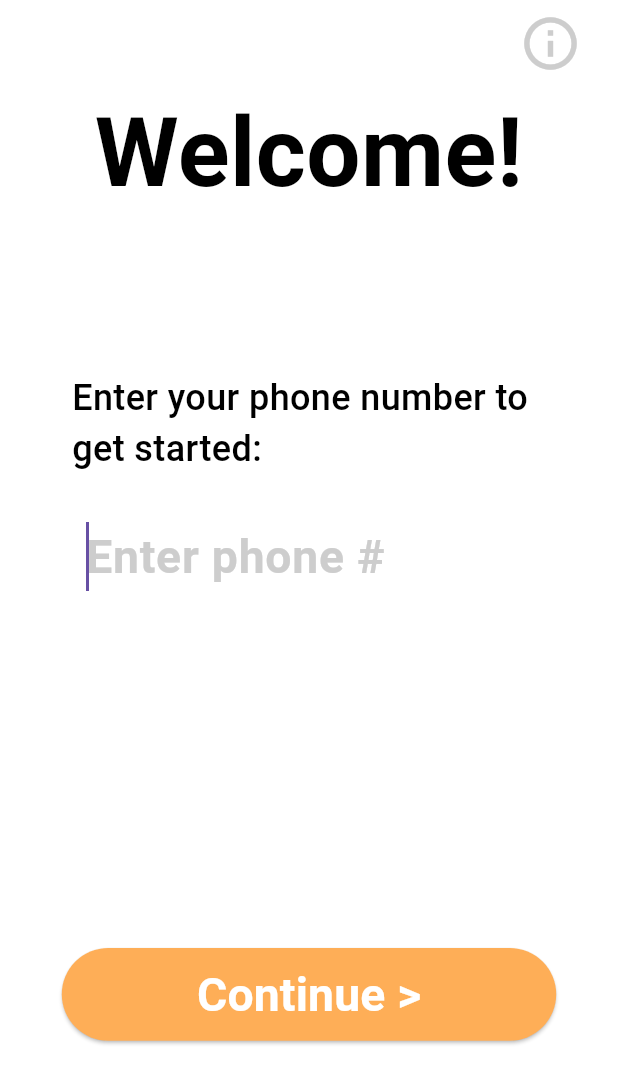
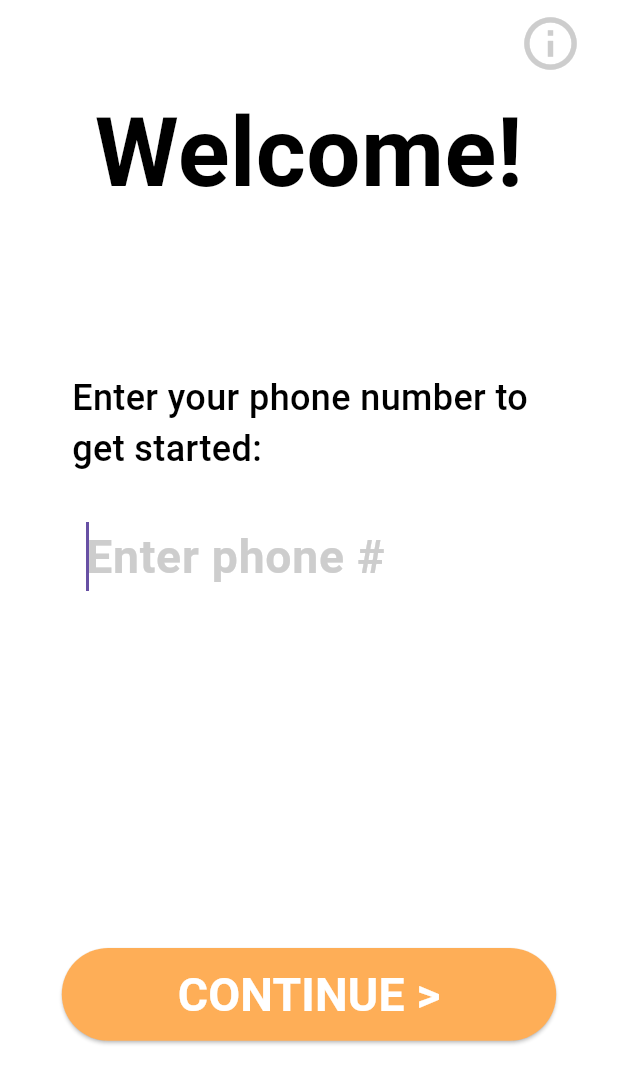
Before and after one commit to alden-sprackling/on_the_spot, a Flutter app: the screen it shows after launch, on a phone screen of 412 x 824 dp. Shown: the top 1084 px of the screen. Run offline on Flutter 3.47's test engine with Material 3 defaults, Android fonts, the phone set to English and light mode, and no system bars; our stand-ins replace google_fonts; Roboto replaces fonts that are missing (Grandstander).

Commit message:
Im good for now

```diff
--- a/lib/screens/auth_screen.dart
+++ b/lib/screens/auth_screen.dart
@@ -28,6 +28,7 @@ class AuthScreenState extends State<AuthScreen> {
         icon: Icon(Icons.arrow_back),
       ),
       actions: null,
+      messageBanners: appState.messageBanners,
       columnWidgets: [
         Expanded(
           flex: 1,
@@ -45,9 +46,10 @@ class AuthScreenState extends State<AuthScreen> {
         Expanded(
           flex: 1,
           child: Button(
-            text: "Continue >",
+            text: "CONTINUE >",
             onPressed: () {
               try {
+                Navigator.pushNamed(context, '/appearance'); // Navigate to the next screen
               } catch (e) {
                 appState.showMessage("$e", MessageType.error, showForLimitedTime: true);
               }
--- a/lib/screens/template_screen.dart
+++ b/lib/screens/template_screen.dart
@@ -35,7 +35,8 @@ class TemplateScreenState extends State<TemplateScreen> {
           );
         }).toList(),
       ),
-      body: Stack(
+      body: Center(
+        child: Stack(
           children: [
             GestureDetector(
               behavior: HitTestBehavior.opaque, // Ensures taps on empty space register
@@ -59,6 +60,7 @@ class TemplateScreenState extends State<TemplateScreen> {
             ),
           ],
         ),
+      ),
     );
   }
 }
--- a/lib/screens/welcome_screen.dart
+++ b/lib/screens/welcome_screen.dart
@@ -47,7 +47,7 @@ class WelcomeScreenState extends State<WelcomeScreen> {
         Expanded(
           flex: 1,
           child: Button(
-            text: "Continue >",
+            text: "CONTINUE >",
             onPressed: () {
               try {
                 Navigator.pushNamed(context, '/auth'); // Navigate to the next screen
--- a/lib/widgets/header.dart
+++ b/lib/widgets/header.dart
@@ -28,7 +28,9 @@ class Header extends StatelessWidget {
         ),
         if (subtext != null && subtext!.isNotEmpty) ...[
           SizedBox(height: 24), // Space between header and subtext
-          Text(
+          Padding(
+            padding: const EdgeInsets.only(right: 48, bottom: 24, left: 48),
+            child: Text(
               subtext!,
               style: GoogleFonts.grandstander(
                 fontSize: 24, // Subtext at 24px
@@ -37,6 +39,7 @@ class Header extends StatelessWidget {
               ),
               textAlign: TextAlign.left,
             ),
+          ),
         ],
       ],
     );
--- a/lib/widgets/input_field.dart
+++ b/lib/widgets/input_field.dart
@@ -7,12 +7,14 @@ class InputField extends StatelessWidget {
   final String hintText;
   final String? labelText;
   final TextInputType keyboardType; // New parameter for keyboard type
+  final bool centerText; // New parameter to center the text
 
   const InputField({
     required this.controller,
     required this.hintText,
     this.labelText,
     this.keyboardType = TextInputType.text, // Default to text keyboard
+    this.centerText = false, // Default to not center the text
     super.key,
   });
 
@@ -51,6 +53,7 @@ class InputField extends StatelessWidget {
               fontWeight: FontWeight.bold,
               color: Colors.black,
             ),
+            textAlign: centerText ? TextAlign.center : TextAlign.left, // Center text if centerText is true
             decoration: InputDecoration(
               hintText: hintText,
               hintStyle: TextStyle(
```
Also changed, not shown: lib/screens/appearance_screen.dart (+52 -5 lines), lib/screens/home_screen.dart (+59 -5 lines). Lines whose indentation alone changed are shown as unchanged.
